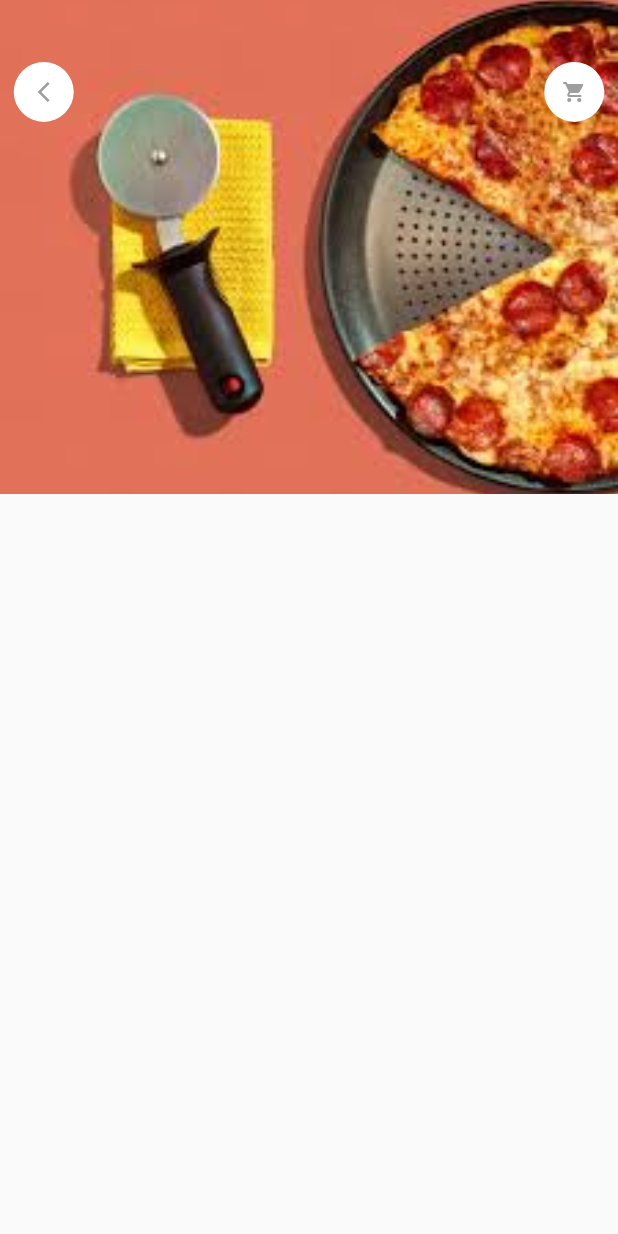
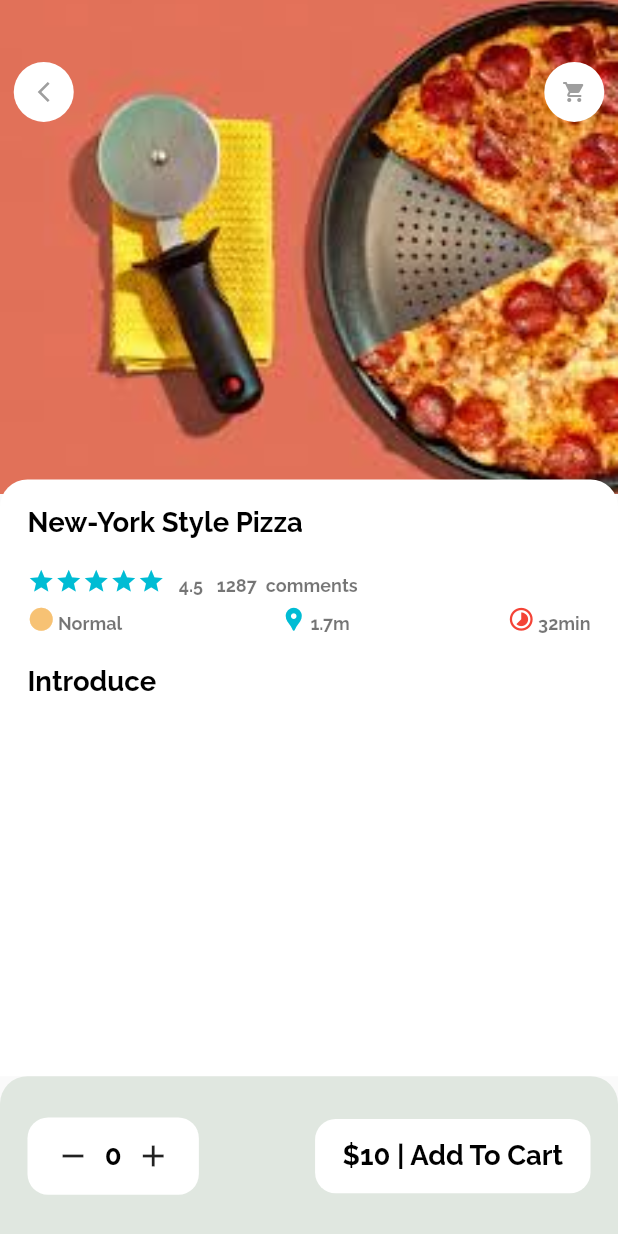
Before and after one commit to NomanShariq/Food_DeliveryApp, a Flutter app: the screen it shows after launch, on a phone screen of 412 x 824 dp. Run offline on Flutter 3.47's test engine with Material 2 defaults, Android fonts, the phone set to English and light mode, and no system bars; our stand-ins replace dots_indicator, get.

Commit message:
Detail page developemnt

```diff
--- a/lib/pages/food/popular_food_detail.dart
+++ b/lib/pages/food/popular_food_detail.dart
@@ -1,6 +1,9 @@
 import 'package:flutter/material.dart';
 import 'package:food_delivery_app/utilis/dimensions.dart';
+import 'package:food_delivery_app/widgets/app_column.dart';
 import 'package:food_delivery_app/widgets/app_icon.dart';
+
+import '../../widgets/big_text.dart';
 
 class PopularFoodDetailPage extends StatelessWidget {
   const PopularFoodDetailPage({Key? key}) : super(key: key);
@@ -37,7 +40,92 @@ class PopularFoodDetailPage extends StatelessWidget {
               ],
             ),
           ),
+          Positioned(
+              left: 0,
+              right: 0,
+              bottom: 0,
+              top: Dimension.detailImgSize - 10,
+              child: Container(
+                padding: EdgeInsets.only(
+                    left: Dimension.width20,
+                    right: Dimension.width20,
+                    top: Dimension.height20),
+                decoration: BoxDecoration(
+                  borderRadius: BorderRadius.only(
+                    topLeft: Radius.circular(Dimension.radius20),
+                    topRight: Radius.circular(Dimension.radius20),
+                  ),
+                  color: Colors.white,
+                ),
+                child: Column(
+                  crossAxisAlignment: CrossAxisAlignment.start,
+                  children: [
+                    AppColumn(text: "New-York Style Pizza"),
+                    SizedBox(
+                      height: Dimension.height20,
+                    ),
+                    BigText(text: "Introduce"),
+                  ],
+                ),
+              )),
         ],
+      ),
+      bottomNavigationBar: Container(
+        decoration: BoxDecoration(
+          borderRadius: BorderRadius.only(
+            topLeft: Radius.circular(Dimension.radius20),
+            topRight: Radius.circular(Dimension.radius20),
+          ),
+          color: Color.fromARGB(255, 224, 231, 224),
+        ),
+        padding: EdgeInsets.only(
+            left: Dimension.width20,
+            right: Dimension.width20,
+            top: Dimension.height30,
+            bottom: Dimension.height30),
+        child: Row(
+          mainAxisAlignment: MainAxisAlignment.spaceBetween,
+          children: [
+            Container(
+              decoration: BoxDecoration(
+                borderRadius: BorderRadius.circular(Dimension.radius15),
+                color: Colors.white,
+              ),
+              padding: EdgeInsets.only(
+                top: Dimension.height15,
+                bottom: Dimension.height15,
+                right: Dimension.width20,
+                left: Dimension.width20,
+              ),
+              child: Row(
+                children: [
+                  Icon(Icons.remove),
+                  SizedBox(
+                    width: Dimension.width10,
+                  ),
+                  BigText(text: "0"),
+                  SizedBox(
+                    width: Dimension.width10,
+                  ),
+                  Icon(Icons.add),
+                ],
+              ),
+            ),
+            Container(
+              padding: EdgeInsets.only(
+                top: Dimension.height15,
+                bottom: Dimension.height15,
+                right: Dimension.width20,
+                left: Dimension.width20,
+              ),
+              decoration: BoxDecoration(
+                borderRadius: BorderRadius.circular(Dimension.radius15),
+                color: Colors.white,
+              ),
+              child: BigText(text: "\$10 | Add To Cart"),
+            ),
+          ],
+        ),
       ),
     );
   }
--- a/lib/pages/home/food_page_body.dart
+++ b/lib/pages/home/food_page_body.dart
@@ -2,6 +2,7 @@ import 'package:dots_indicator/dots_indicator.dart';
 import 'package:flutter/material.dart';
 
 import 'package:food_delivery_app/utilis/dimensions.dart';
+import 'package:food_delivery_app/widgets/app_column.dart';
 import 'package:food_delivery_app/widgets/icon_and_text_widget.dart';
 import 'package:food_delivery_app/widgets/small_text.dart';
 
@@ -241,60 +242,7 @@ class _FoodPageBodyState extends State<FoodPageBody> {
                     left: Dimension.width20,
                     right: Dimension.width20,
                     top: Dimension.width20),
-                child: Column(
-                  crossAxisAlignment: CrossAxisAlignment.start,
-                  children: [
-                    BigText(text: "New York-Style Pizza."),
-                    SizedBox(
-                      height: Dimension.height15,
-                    ),
-                    Row(
-                      children: [
-                        Wrap(
-                          children: List.generate(
-                              5,
-                              (index) => Icon(
-                                    Icons.star,
-                                    color: Colors.cyan,
-                                    size: Dimension.iconSize20,
-                                  )),
-                        ),
-                        SizedBox(
-                          width: Dimension.width10,
-                        ),
-                        SmallText(text: "4.5"),
-                        SizedBox(
-                          width: Dimension.width10,
-                        ),
-                        SmallText(text: "1287"),
-                        SizedBox(
-                          width: 6,
-                        ),
-                        SmallText(text: "comments"),
-                        SizedBox(
-                          height: Dimension.height30,
-                        ),
-                      ],
-                    ),
-                    Row(
-                      mainAxisAlignment: MainAxisAlignment.spaceBetween,
-                      children: [
-                        IconAndText(
-                            icon: Icons.circle_rounded,
-                            iconColour: Color.fromARGB(255, 247, 194, 116),
-                            text: "Normal"),
-                        IconAndText(
-                            icon: Icons.location_pin,
-                            iconColour: Colors.cyan,
-                            text: "1.7m"),
-                        IconAndText(
-                            icon: Icons.timelapse,
-                            iconColour: Colors.red,
-                            text: "32min")
-                      ],
-                    )
-                  ],
-                ),
+                child: AppColumn(text: "New-York Style Pizza",),
               ),
             ),
           ),
--- /dev/null
+++ b/lib/widgets/app_column.dart
@@ -0,0 +1,67 @@
+import 'package:flutter/material.dart';
+
+import '../utilis/dimensions.dart';
+import 'big_text.dart';
+import 'icon_and_text_widget.dart';
+import 'small_text.dart';
+
+class AppColumn extends StatelessWidget {
+  String text;
+  AppColumn({Key? key, required this.text}) : super(key: key);
+
+  @override
+  Widget build(BuildContext context) {
+    return Column(
+      crossAxisAlignment: CrossAxisAlignment.start,
+      children: [
+        BigText(text: text),
+        SizedBox(
+          height: Dimension.height15,
+        ),
+        Row(
+          children: [
+            Wrap(
+              children: List.generate(
+                  5,
+                  (index) => Icon(
+                        Icons.star,
+                        color: Colors.cyan,
+                        size: Dimension.iconSize20,
+                      )),
+            ),
+            SizedBox(
+              width: Dimension.width10,
+            ),
+            SmallText(text: "4.5"),
+            SizedBox(
+              width: Dimension.width10,
+            ),
+            SmallText(text: "1287"),
+            SizedBox(
+              width: 6,
+            ),
+            SmallText(text: "comments"),
+            SizedBox(
+              height: Dimension.height30,
+            ),
+          ],
+        ),
+        Row(
+          mainAxisAlignment: MainAxisAlignment.spaceBetween,
+          children: [
+            IconAndText(
+                icon: Icons.circle_rounded,
+                iconColour: Color.fromARGB(255, 247, 194, 116),
+                text: "Normal"),
+            IconAndText(
+                icon: Icons.location_pin,
+                iconColour: Colors.cyan,
+                text: "1.7m"),
+            IconAndText(
+                icon: Icons.timelapse, iconColour: Colors.red, text: "32min")
+          ],
+        )
+      ],
+    );
+  }
+}
```
